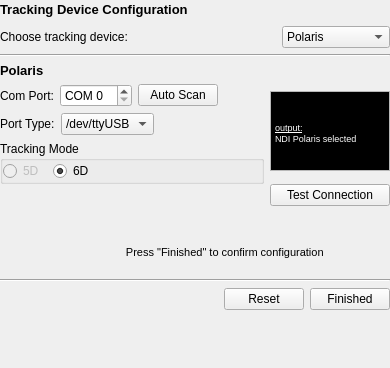
Before: the Qt Designer form Modules/IGTUI/Qmitk/QmitkTrackingDeviceConfigurationWidgetControls.ui in MITK/MITK, drawn with Qt 5.
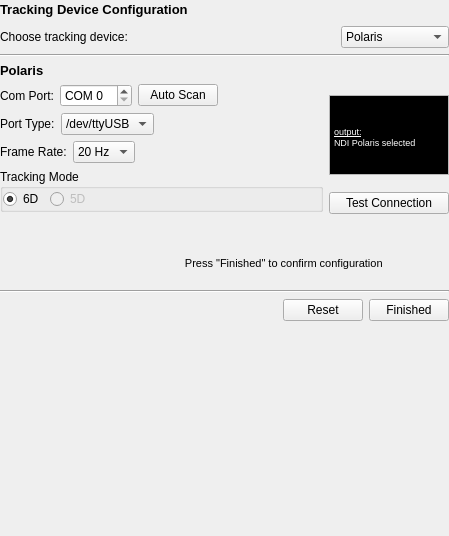
After: the same form once the commit is applied.

Commit message: added option to set Polaris Update Frame Rate in GUI (TrackingDeviceConfigurationWidget) cleaned up code ... started on options ... wip

```diff
--- a/Modules/IGTUI/Qmitk/QmitkTrackingDeviceConfigurationWidgetControls.ui
+++ b/Modules/IGTUI/Qmitk/QmitkTrackingDeviceConfigurationWidgetControls.ui
@@ -6,8 +6,8 @@
    <rect>
     <x>0</x>
     <y>0</y>
-    <width>390</width>
-    <height>368</height>
+    <width>449</width>
+    <height>536</height>
    </rect>
   </property>
   <property name="sizePolicy">
@@ -230,6 +230,49 @@
                    </item>
                   </layout>
                  </item>
+                 <item>
+                  <layout class="QHBoxLayout" name="horizontalLayout_5">
+                   <item>
+                    <widget class="QLabel" name="m_frameRateLabelPolaris">
+                     <property name="text">
+                      <string>Frame Rate:</string>
+                     </property>
+                    </widget>
+                   </item>
+                   <item>
+                    <widget class="QComboBox" name="m_frameRateComboBoxPolaris">
+                     <item>
+                      <property name="text">
+                       <string>20 Hz</string>
+                      </property>
+                     </item>
+                     <item>
+                      <property name="text">
+                       <string>30 Hz</string>
+                      </property>
+                     </item>
+                     <item>
+                      <property name="text">
+                       <string>60 Hz</string>
+                      </property>
+                     </item>
+                    </widget>
+                   </item>
+                   <item>
+                    <spacer name="horizontalSpacer_8">
+                     <property name="orientation">
+                      <enum>Qt::Horizontal</enum>
+                     </property>
+                     <property name="sizeHint" stdset="0">
+                      <size>
+                       <width>40</width>
+                       <height>20</height>
+                      </size>
+                     </property>
+                    </spacer>
+                   </item>
+                  </layout>
+                 </item>
                  <item>
                   <widget class="QGroupBox" name="m_polarisTrackingModeBox">
                    <property name="minimumSize">
@@ -242,19 +285,6 @@
                     <string>Tracking Mode</string>
                    </property>
                    <layout class="QHBoxLayout" name="horizontalLayout_8">
-                    <item>
-                     <widget class="QRadioButton" name="m_radioPolaris5D">
-                      <property name="enabled">
-                       <bool>false</bool>
-                      </property>
-                      <property name="text">
-                       <string>5D </string>
-                      </property>
-                      <property name="checked">
-                       <bool>false</bool>
-                      </property>
-                     </widget>
-                    </item>
                     <item>
                      <widget class="QRadioButton" name="m_radioPolaris6D">
                       <property name="text">
@@ -265,6 +295,19 @@
                       </property>
                      </widget>
                     </item>
+                    <item>
+                     <widget class="QRadioButton" name="m_radioPolaris5D">
+                      <property name="enabled">
+                       <bool>false</bool>
+                      </property>
+                      <property name="text">
+                       <string>5D </string>
+                      </property>
+                      <property name="checked">
+                       <bool>false</bool>
+                      </property>
+                     </widget>
+                    </item>
                     <item>
                      <spacer name="horizontalSpacer_2">
                       <property name="orientation">
@@ -291,8 +334,8 @@
                    </property>
                    <property name="sizeHint" stdset="0">
                     <size>
-                     <width>158</width>
-                     <height>17</height>
+                     <width>258</width>
+                     <height>13</height>
                     </size>
                    </property>
                   </spacer>
@@ -325,11 +368,11 @@
                     <string>&lt;!DOCTYPE HTML PUBLIC &quot;-//W3C//DTD HTML 4.0//EN&quot; &quot;http://www.w3.org/TR/REC-html40/strict.dtd&quot;&gt;
 &lt;html&gt;&lt;head&gt;&lt;meta name=&quot;qrichtext&quot; content=&quot;1&quot; /&gt;&lt;style type=&quot;text/css&quot;&gt;
 p, li { white-space: pre-wrap; }
-&lt;/style&gt;&lt;/head&gt;&lt;body style=&quot; font-family:'MS Shell Dlg 2'; font-size:8.25pt; font-weight:400; font-style:normal;&quot; bgcolor=&quot;#000000&quot;&gt;
-&lt;p style=&quot; margin-top:0px; margin-bottom:0px; margin-left:0px; margin-right:0px; -qt-block-indent:0; text-indent:0px;&quot;&gt;&lt;span style=&quot; font-size:8pt;&quot;&gt;                                      &lt;/span&gt;&lt;/p&gt;
-&lt;p style=&quot; margin-top:0px; margin-bottom:0px; margin-left:0px; margin-right:0px; -qt-block-indent:0; text-indent:0px;&quot;&gt;&lt;span style=&quot; font-size:8pt;&quot;&gt;                                      &lt;/span&gt;&lt;/p&gt;
-&lt;p style=&quot; margin-top:0px; margin-bottom:0px; margin-left:0px; margin-right:0px; -qt-block-indent:0; text-indent:0px;&quot;&gt;&lt;span style=&quot; font-size:7pt; text-decoration: underline; color:#ffffff;&quot;&gt;output:&lt;/span&gt;&lt;span style=&quot; font-size:8pt;&quot;&gt;                                      &lt;/span&gt;&lt;/p&gt;
-&lt;p style=&quot; margin-top:0px; margin-bottom:0px; margin-left:0px; margin-right:0px; -qt-block-indent:0; text-indent:0px;&quot;&gt;&lt;span style=&quot; font-size:7pt; color:#ffffff;&quot;&gt;NDI Polaris selected&lt;/span&gt;&lt;span style=&quot; font-size:8pt;&quot;&gt;                                    &lt;/span&gt;&lt;/p&gt;&lt;/body&gt;&lt;/html&gt;</string>
+&lt;/style&gt;&lt;/head&gt;&lt;body style=&quot; font-family:'Ubuntu'; font-size:11pt; font-weight:400; font-style:normal;&quot; bgcolor=&quot;#000000&quot;&gt;
+&lt;p style=&quot; margin-top:0px; margin-bottom:0px; margin-left:0px; margin-right:0px; -qt-block-indent:0; text-indent:0px;&quot;&gt;&lt;span style=&quot; font-family:'MS Shell Dlg 2'; font-size:8pt;&quot;&gt;                                      &lt;/span&gt;&lt;/p&gt;
+&lt;p style=&quot; margin-top:0px; margin-bottom:0px; margin-left:0px; margin-right:0px; -qt-block-indent:0; text-indent:0px;&quot;&gt;&lt;span style=&quot; font-family:'MS Shell Dlg 2'; font-size:8pt;&quot;&gt;                                      &lt;/span&gt;&lt;/p&gt;
+&lt;p style=&quot; margin-top:0px; margin-bottom:0px; margin-left:0px; margin-right:0px; -qt-block-indent:0; text-indent:0px;&quot;&gt;&lt;span style=&quot; font-family:'MS Shell Dlg 2'; font-size:7pt; text-decoration: underline; color:#ffffff;&quot;&gt;output:&lt;/span&gt;&lt;span style=&quot; font-family:'MS Shell Dlg 2'; font-size:8pt;&quot;&gt;                                      &lt;/span&gt;&lt;/p&gt;
+&lt;p style=&quot; margin-top:0px; margin-bottom:0px; margin-left:0px; margin-right:0px; -qt-block-indent:0; text-indent:0px;&quot;&gt;&lt;span style=&quot; font-family:'MS Shell Dlg 2'; font-size:7pt; color:#ffffff;&quot;&gt;NDI Polaris selected&lt;/span&gt;&lt;span style=&quot; font-family:'MS Shell Dlg 2'; font-size:8pt;&quot;&gt;                                    &lt;/span&gt;&lt;/p&gt;&lt;/body&gt;&lt;/html&gt;</string>
                    </property>
                    <property name="textInteractionFlags">
                     <set>Qt::NoTextInteraction</set>
```
Left out of the diff: 28 changed lines with no effect on the pictures. The commit also changes 5 other files.
